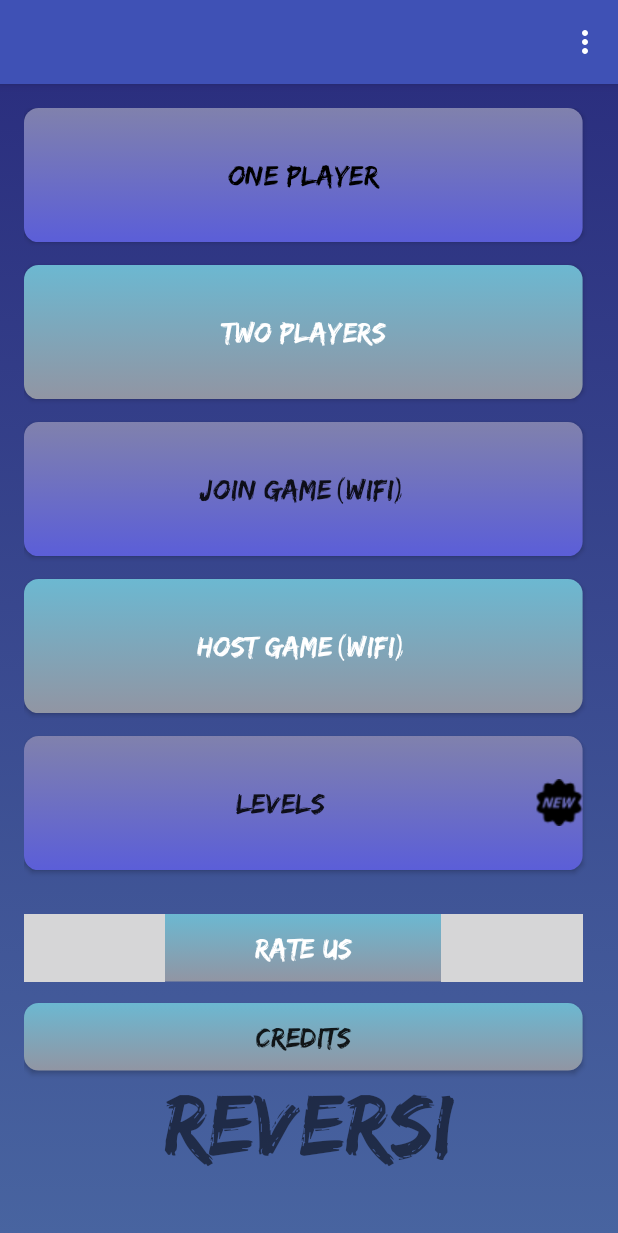
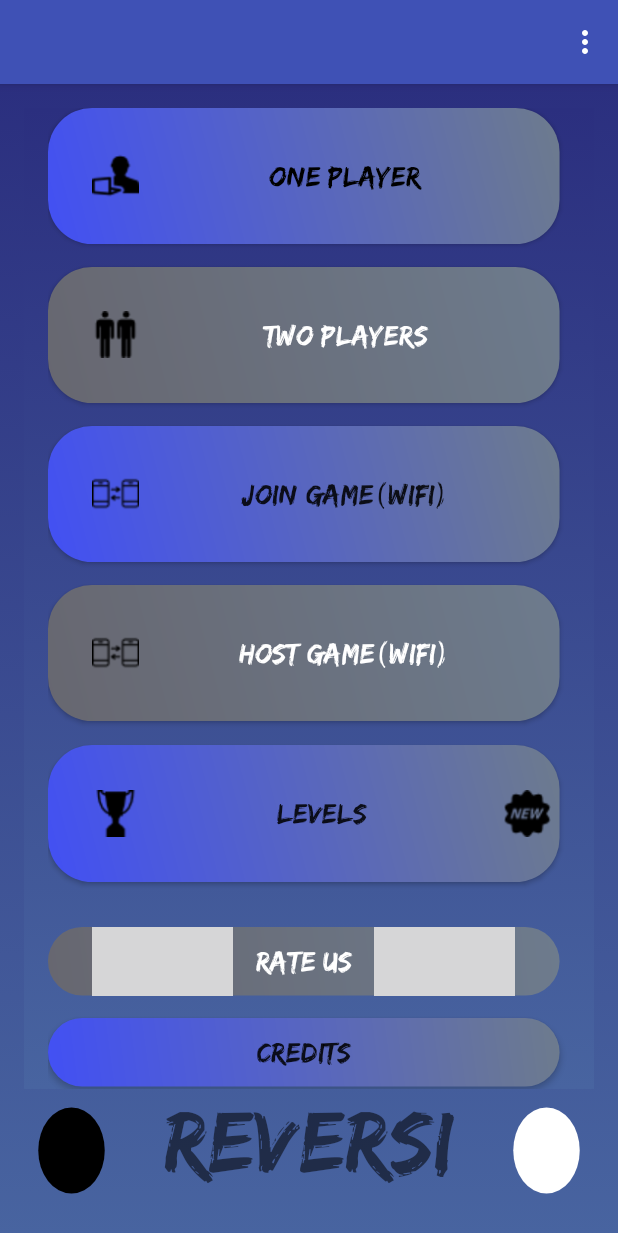
Before and after one commit to erez1atar/RevGame, an Android app: the screen it shows after launch (MainActivity), on a phone screen of 412 x 824 dp. Shown: the top 1233 px of the screen. Run offline under Robolectric (Android 15) with nearby library versions, the phone set to English and light mode, and no system bars; our stand-ins replace AdMob; libraries missing offline, so code that uses them is left out: com.crashlytics.android, io.fabric.sdk; 1 statement that could not run was skipped.

Commit message:
new main design

```diff
--- /dev/null
+++ b/app/src/main/res/drawable/button_style_2.xml
@@ -0,0 +1,15 @@
+<?xml version="1.0" encoding="utf-8"?>
+
+<shape xmlns:android="http://schemas.android.com/apk/res/android"
+    android:shape="rectangle">
+    <gradient
+        android:startColor="#4250f4"
+        android:endColor="#6D7B8D"
+        android:angle="45"/>
+    <padding android:left="6dp"
+        android:top="6dp"
+        android:right="6dp"
+        android:bottom="6dp" />
+    <corners android:radius="30dp" />
+
+</shape>
--- /dev/null
+++ b/app/src/main/res/drawable/button_syle.xml
@@ -0,0 +1,15 @@
+<?xml version="1.0" encoding="utf-8"?>
+
+    <shape xmlns:android="http://schemas.android.com/apk/res/android"
+        android:shape="rectangle">
+        <gradient
+            android:startColor="#676770"
+            android:endColor="#6D7B8D"
+            android:angle="45"/>
+        <padding android:left="6dp"
+            android:top="6dp"
+            android:right="6dp"
+            android:bottom="6dp" />
+        <corners android:radius="30dp" />
+
+    </shape>
--- /dev/null
+++ b/app/src/main/res/drawable/circle_black_x.xml
@@ -0,0 +1,12 @@
+<?xml version="1.0" encoding="utf-8"?>
+<shape
+    xmlns:android="http://schemas.android.com/apk/res/android"
+    android:shape="oval">
+
+    <solid
+        android:color="#000000"/>
+
+    <size
+        android:width="120dp"
+        android:height="120dp"/>
+</shape>
--- /dev/null
+++ b/app/src/main/res/drawable/circle_white_x.xml
@@ -0,0 +1,12 @@
+<?xml version="1.0" encoding="utf-8"?>
+<shape
+    xmlns:android="http://schemas.android.com/apk/res/android"
+    android:shape="oval">
+
+    <solid
+        android:color="#FFFFFF"/>
+
+    <size
+        android:width="120dp"
+        android:height="120dp"/>
+</shape>
--- a/app/src/main/res/layout/activity_main.xml
+++ b/app/src/main/res/layout/activity_main.xml
@@ -12,6 +12,17 @@
     android:orientation="vertical"
     tools:context=".Presention.MainActivity">
 
+    <LinearLayout
+        xmlns:android="http://schemas.android.com/apk/res/android"
+        xmlns:tools="http://schemas.android.com/tools"
+        android:layout_width="match_parent"
+        android:layout_height="0dp"
+        android:layout_weight="8"
+        android:paddingLeft="16dp"
+        android:paddingRight="16dp"
+        android:background="@drawable/main_backgound"
+        android:orientation="vertical"
+        >
 
         <Button
             android:layout_width="match_parent"
@@ -19,8 +30,10 @@
             android:layout_weight="1"
             android:text="One player"
             android:textSize="20dp"
+            android:paddingLeft="30dip"
+            android:drawableLeft="@drawable/main_1_player"
             android:textColor="@android:color/black"
-        android:background="@drawable/btn_gridient_1"
+            android:background="@drawable/button_style_2"
             android:id="@+id/computerButton" />
         <android.support.v4.widget.Space
             android:layout_width="match_parent"
@@ -33,9 +46,11 @@
             android:layout_weight="1"
             android:text="Two players"
             android:textSize="20dp"
+            android:paddingLeft="30dip"
             android:textColor="@android:color/white"
+            android:drawableLeft="@drawable/main_2_players"
             android:id="@+id/buttonStart"
-        android:background="@drawable/black_btn_background"
+            android:background="@drawable/button_syle"
             android:layout_gravity="center_horizontal"/>
 
         <android.support.v4.widget.Space
@@ -49,7 +64,9 @@
             android:layout_weight="1"
             android:textSize="20dp"
             android:text="Join game(WIFI)"
-        android:background="@drawable/btn_gridient_1"
+            android:paddingLeft="30dip"
+            android:drawableLeft="@drawable/main_2_connection"
+            android:background="@drawable/button_style_2"
             android:id="@+id/JoinGame"/>
 
         <android.support.v4.widget.Space
@@ -63,8 +80,10 @@
             android:layout_weight="1"
             android:textSize="20dp"
             android:text="Host game(WIFI)"
+            android:paddingLeft="30dip"
+            android:drawableLeft="@drawable/main_2_connection"
             android:textColor="@android:color/white"
-        android:background="@drawable/black_btn_background"
+            android:background="@drawable/button_syle"
             android:id="@+id/hostButton"/>
 
         <android.support.v4.widget.Space
@@ -79,8 +98,10 @@
             android:layout_weight="1"
             android:text="Levels"
             android:textSize="20dp"
+            android:paddingLeft="30dip"
+            android:background="@drawable/button_style_2"
+            android:drawableLeft="@drawable/main_levels"
             android:drawableRight="@drawable/new_1"
-        android:background="@drawable/btn_gridient_1"
             android:id="@+id/levelButton"/>
 
         <android.support.v4.widget.Space
@@ -94,11 +115,13 @@
             android:layout_height="0dp"
             android:layout_weight="0.5"
             android:textSize="20dp"
+            android:paddingLeft="30dip"
+            android:paddingRight="30dip"
             android:drawableLeft="@drawable/google_play"
             android:drawableRight="@drawable/google_play"
             android:text="Rate Us"
             android:textColor="@android:color/white"
-        android:background="@drawable/black_btn_background"
+            android:background="@drawable/button_syle"
             android:id="@+id/rate_us_btn"/>
 
 
@@ -113,18 +136,46 @@
             android:layout_weight="0.5"
             android:text="Credits"
             android:textSize="20dp"
-        android:background="@drawable/black_btn_background"
+            android:background="@drawable/button_style_2"
             android:id="@+id/creditsButton"/>
 
-    <TextView
+    </LinearLayout>
+
+
+
+    <LinearLayout
         android:layout_width="match_parent"
         android:layout_height="0dp"
+        android:orientation="horizontal"
+        android:layout_weight="1">
+
+        <ImageView
+            android:layout_width="0dp"
+            android:layout_height="match_parent"
             android:layout_weight="1"
+            android:scaleX="0.7"
+            android:scaleY="0.7"
+            android:background="@drawable/circle_black_x"/>
+
+        <TextView
+            android:layout_width="0dp"
+            android:layout_height="match_parent"
+            android:layout_weight="4"
             android:textSize="60sp"
             android:id="@+id/reversi"
             android:textAlignment="center"
             android:text="Reversi"
             />
+
+        <ImageView
+            android:layout_width="0dp"
+            android:layout_height="match_parent"
+            android:layout_weight="1"
+            android:scaleX="0.7"
+            android:scaleY="0.7"
+            android:background="@drawable/circle_white_x"/>
+
+    </LinearLayout>
 
     <!--<Button-->
         <!--android:layout_width="match_parent"-->
```
Also changed, not shown: app/src/main/res/drawable/main_1_player.png (added), app/src/main/res/drawable/main_2_connection.png (added), app/src/main/res/drawable/main_2_players.png (added), app/src/main/res/drawable/main_levels.png (added). Lines whose indentation alone changed are shown as unchanged.
